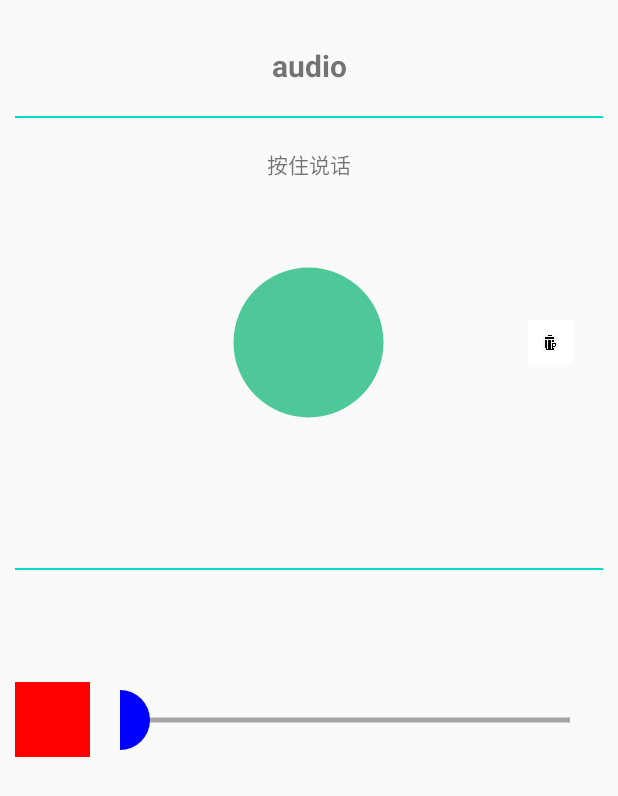
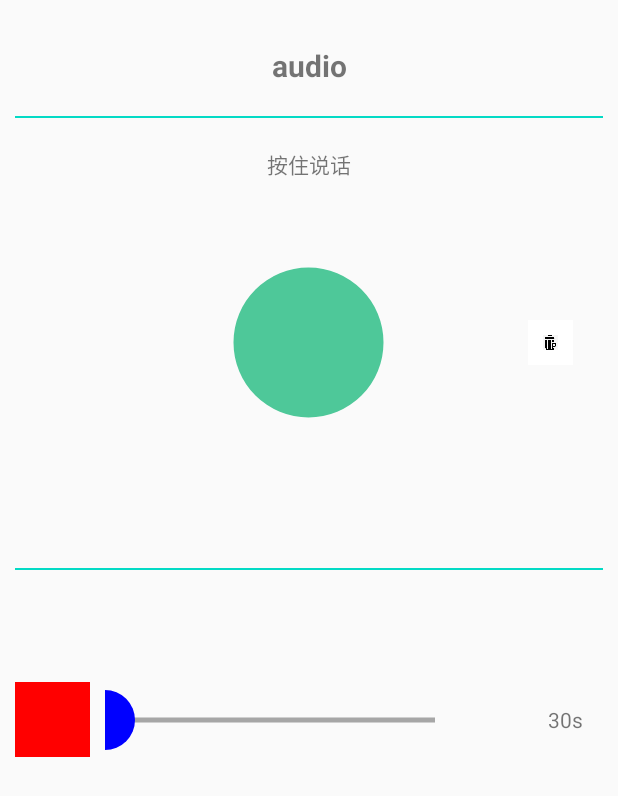
Before and after one commit to zhongyao/MultimediaExplore, an Android app: the screen it shows after launch (AudioActivity), on a phone screen of 412 x 824 dp. Shown: the top 796 px of the screen. Run offline under Robolectric (Android 15) with nearby library versions, the phone set to English and light mode, and no system bars; libraries missing offline, so code that uses them is left out: com.hjq.permissions; 1 statement that could not run was skipped.

Commit message:
currentTime finish

```diff
--- a/app/src/main/java/com/hongri/multimedia/audio/widget/RecordPlayView.java
+++ b/app/src/main/java/com/hongri/multimedia/audio/widget/RecordPlayView.java
@@ -76,6 +76,15 @@ public class RecordPlayView extends FrameLayout {
             if (childView4 instanceof TextView) {
                 currentPlayTime = (TextView) childView4;
             }
+
+            if (progressBar != null && currentPlayTime != null) {
+                progressBar.setCurrentPlayTimeView(currentPlayTime);
+                progressBar.setRecordTime(30);
+            }
+
+            if (playTime != null) {
+                playTime.setText("30s");
+            }
         }
     }
 
@@ -91,10 +100,12 @@ public class RecordPlayView extends FrameLayout {
                 float stopX = event.getX();
                 float stopY = event.getY();
                 if (stopX > progressBarLeftX && stopX < progressBarRightX) {
+                    Log.d(TAG, "Touch事件传递至子View");
                     //不拦截事件，传递给子ProgressBar消费
                     return false;
+                } else {
+                    return true;
                 }
-                break;
             case MotionEvent.ACTION_UP:
 
                 break;
--- a/app/src/main/java/com/hongri/multimedia/audio/widget/RecordProgressBar.java
+++ b/app/src/main/java/com/hongri/multimedia/audio/widget/RecordProgressBar.java
@@ -1,5 +1,6 @@
 package com.hongri.multimedia.audio.widget;
 
+import android.annotation.SuppressLint;
 import android.content.Context;
 import android.graphics.Canvas;
 import android.graphics.Color;
@@ -7,6 +8,7 @@ import android.graphics.Paint;
 import android.util.AttributeSet;
 import android.util.Log;
 import android.view.MotionEvent;
+import android.widget.TextView;
 
 import androidx.annotation.NonNull;
 import androidx.annotation.Nullable;
@@ -27,6 +29,9 @@ public class RecordProgressBar extends AppCompatButton {
     private final String CIRCLE_COLOR = "#ff0000ff";
     private boolean isInit;
     private float startX, startY, stopX, stopY;
+    private TextView currentPlayTime;
+    private int recordTime;
+    private float width, height;
 
     public RecordProgressBar(@NonNull Context context) {
         super(context);
@@ -55,6 +60,15 @@ public class RecordProgressBar extends AppCompatButton {
     }
 
     @Override
+    protected void onLayout(boolean changed, int left, int top, int right, int bottom) {
+        super.onLayout(changed, left, top, right, bottom);
+
+        width = getWidth();
+        height = getHeight();
+        Log.d(TAG, "width:" + width + " height:" + height);
+    }
+
+    @Override
     protected void onDraw(Canvas canvas) {
         super.onDraw(canvas);
         canvas.drawLine(0, startY, getWidth(), stopY, linePaintBottom);
@@ -66,9 +80,10 @@ public class RecordProgressBar extends AppCompatButton {
         }
     }
 
+    @SuppressLint("SetTextI18n")
     @Override
     public boolean onTouchEvent(MotionEvent event) {
-        Log.d(TAG, "child--onTouchEvent---> event:" + event.getAction());
+//        Log.d(TAG, "child--onTouchEvent---> event:" + event.getAction());
         int action = event.getAction();
         switch (action) {
             case MotionEvent.ACTION_DOWN:
@@ -76,6 +91,13 @@ public class RecordProgressBar extends AppCompatButton {
                 break;
             case MotionEvent.ACTION_MOVE:
                 float stopX = event.getX();
+
+                Log.d(TAG, "recordTime:" + recordTime + " width:" + width + " stopX:" + stopX);
+                float currentRecordTime = (recordTime / width) * stopX;
+                Log.d(TAG, "currentRecordTime:" + currentRecordTime);
+                if (currentPlayTime != null) {
+                    currentPlayTime.setText(Math.round(currentRecordTime) + "/" + recordTime + "s");
+                }
                 updatePlayLayout(false, 0, getHeight() / (float) 2.0, stopX, getHeight() / (float) 2.0);
                 break;
 
@@ -99,4 +121,11 @@ public class RecordProgressBar extends AppCompatButton {
         invalidate();
     }
 
+    public void setCurrentPlayTimeView(TextView currentPlayTime) {
+        this.currentPlayTime = currentPlayTime;
+    }
+
+    public void setRecordTime(int recordTime) {
+        this.recordTime = recordTime;
+    }
 }
--- a/app/src/main/res/layout/activity_audio.xml
+++ b/app/src/main/res/layout/activity_audio.xml
@@ -121,23 +121,25 @@
 
         <com.hongri.multimedia.audio.widget.RecordProgressBar
             android:id="@+id/progressBar"
-            android:layout_width="300dp"
+            android:layout_width="220dp"
             android:layout_height="100dp"
             android:layout_gravity="center_vertical"
-            android:layout_marginStart="70dp"
-            android:background="@null"/>
+            android:layout_marginStart="60dp"
+            android:background="@null" />
 
         <TextView
             android:id="@+id/playTime"
             android:layout_width="50dp"
             android:layout_height="50dp"
-            android:layout_gravity="center_vertical|right" />
+            android:layout_gravity="center_vertical|right"
+            android:gravity="center" />
 
         <TextView
             android:id="@+id/currentPlayTime"
             android:layout_width="100dp"
-            android:layout_height="30dp"
-            android:layout_gravity="center_horizontal" />
+            android:layout_height="50dp"
+            android:layout_gravity="center_horizontal"
+            android:gravity="center" />
 
     </com.hongri.multimedia.audio.widget.RecordPlayView>
 
```
